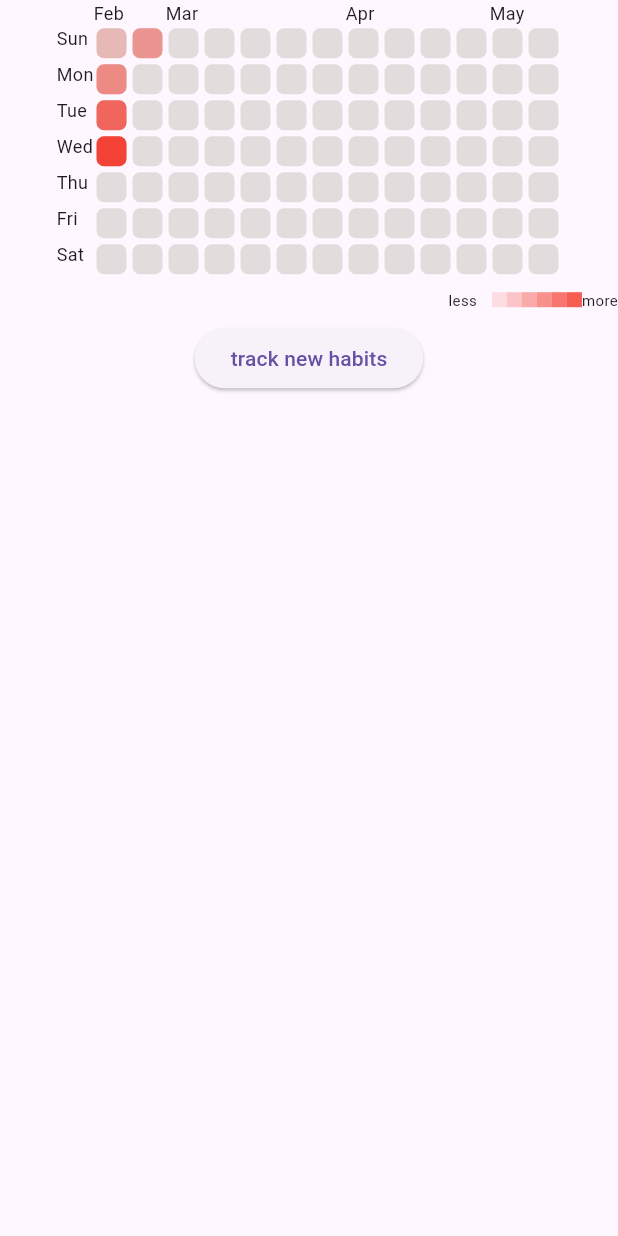
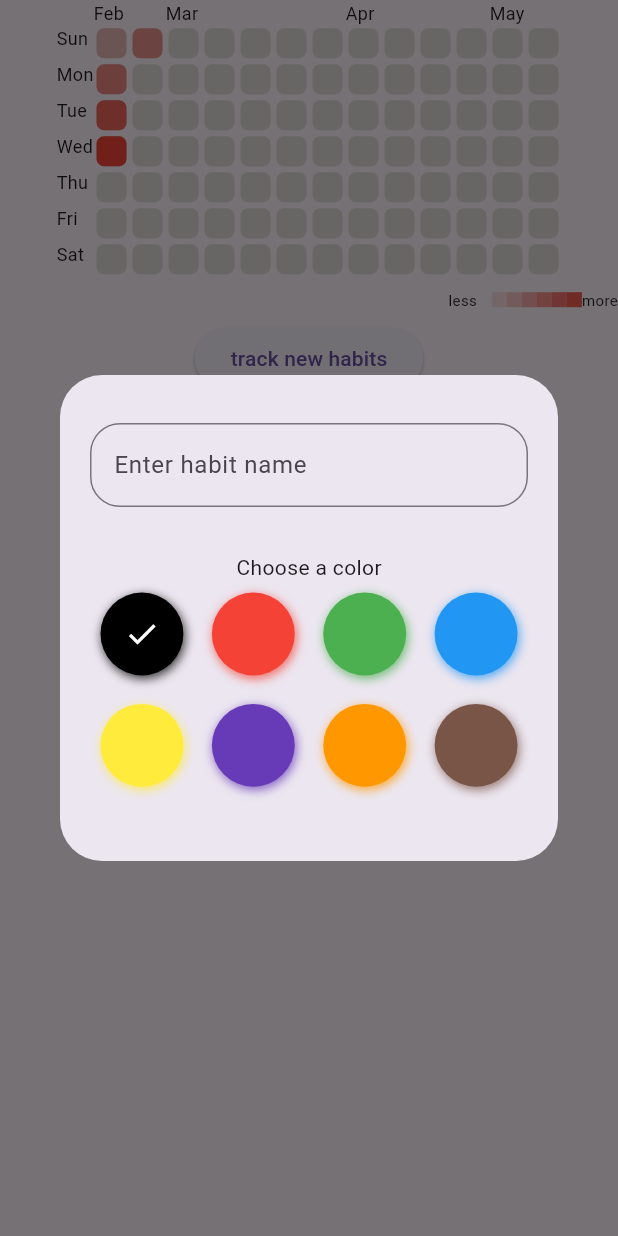
Before and after one commit to jydv402/ZenUnni, a Flutter app: the Habit screen opened by its route, after a tap on "track new habits", on a phone screen of 412 x 824 dp. Run offline on Flutter 3.47's test engine with Material 3 defaults, Android fonts, the phone set to English and light mode, and no system bars; drawn by our look-alikes of flutter_colorpicker, flutter_heatmap_calendar; our stand-ins replace cloud_firestore, firebase_auth, firebase_core, flutter_dotenv, flutter_riverpod, lottie; missing offline and left inert: langchain, langchain_google; accounts and stored records are empty.

Commit message:
dialog box to add new habits

```diff
--- a/lib/screens/habit.dart
+++ b/lib/screens/habit.dart
@@ -1,4 +1,5 @@
 import 'package:flutter/material.dart';
+import 'package:flutter_colorpicker/flutter_colorpicker.dart';
 import 'package:flutter_heatmap_calendar/flutter_heatmap_calendar.dart';
 import 'package:flutter_riverpod/flutter_riverpod.dart';
 
@@ -13,33 +14,70 @@ class _HabitState extends ConsumerState<Habit> {
   @override
   Widget build(BuildContext context) {
     return Scaffold(
-        body:
-        SafeArea(
+        body: SafeArea(
       child: Column(
         children: [
-
           heatmap(),
-
-
           addnewbutton(),
         ],
       ),
-        )
-        );
-
+    ));
   }
 
-  Widget addnewbutton(){
-    return
-       ElevatedButton(
-        onPressed: (){},
-        child: Text('track new habits')
-        );
-
+  Widget addnewbutton() {
+    return ElevatedButton(
+        onPressed: () {
+          showDialog(
+              context: context,
+              builder: (BuildContext context) => newHabitDialog(context));
+        },
+        child: Text('track new habits'));
   }
 
-  Widget heatmap(){
-    return  HeatMap(
+  Widget newHabitDialog(BuildContext context) {
+    List<Color> colorOptions = [
+      Colors.black,
+      Colors.red,
+      Colors.green,
+      Colors.blue,
+      Colors.yellow,
+      Colors.deepPurple,
+      Colors.orange,
+      Colors.brown,
+    ];
+
+    Color selectedColor = Colors.black;
+    final TextEditingController habitNameController = TextEditingController();
+    return SimpleDialog(
+      children: [
+        Padding(
+            padding: EdgeInsets.all(20),
+            child: Column(
+              mainAxisSize: MainAxisSize.min,
+              children: [
+                TextField(
+                    controller: habitNameController,
+                    decoration: InputDecoration(hintText: 'Enter habit name',border: OutlineInputBorder(borderRadius: BorderRadius.circular(20)))),
+                    SizedBox(height:30),
+                Text('Choose a color'),
+                SizedBox(
+                  height:
+                      150, //sizebox to get rid of the preset padding of block picker
+                  child: BlockPicker(
+                      pickerColor: selectedColor,
+                      availableColors: colorOptions,
+                      onColorChanged: (Color color) {
+                        selectedColor = color;
+                      }),
+                ),
+              ],
+            ))
+      ],
+    );
+  }
+
+  Widget heatmap() {
+    return HeatMap(
       datasets: {
         DateTime(2025, 2, 16): 3,
         DateTime(2025, 2, 17): 7,
@@ -63,7 +101,8 @@ class _HabitState extends ConsumerState<Habit> {
         13: Colors.purple,
       },
       onClick: (value) {
-              ScaffoldMessenger.of(context).showSnackBar(SnackBar(content: Text(value.toString())));
+        ScaffoldMessenger.of(context)
+            .showSnackBar(SnackBar(content: Text(value.toString())));
       },
     );
   }
--- a/pubspec.yaml
+++ b/pubspec.yaml
@@ -45,6 +45,7 @@ dependencies:
   langchain_google: ^0.6.4+2
   flutter_riverpod: ^2.6.1
   flutter_heatmap_calendar: ^1.0.5
+  flutter_colorpicker: ^1.1.0
 
 dev_dependencies:
   flutter_test:
```
Also changed, not shown: pubspec.lock. Lines whose indentation alone changed are shown as unchanged.
